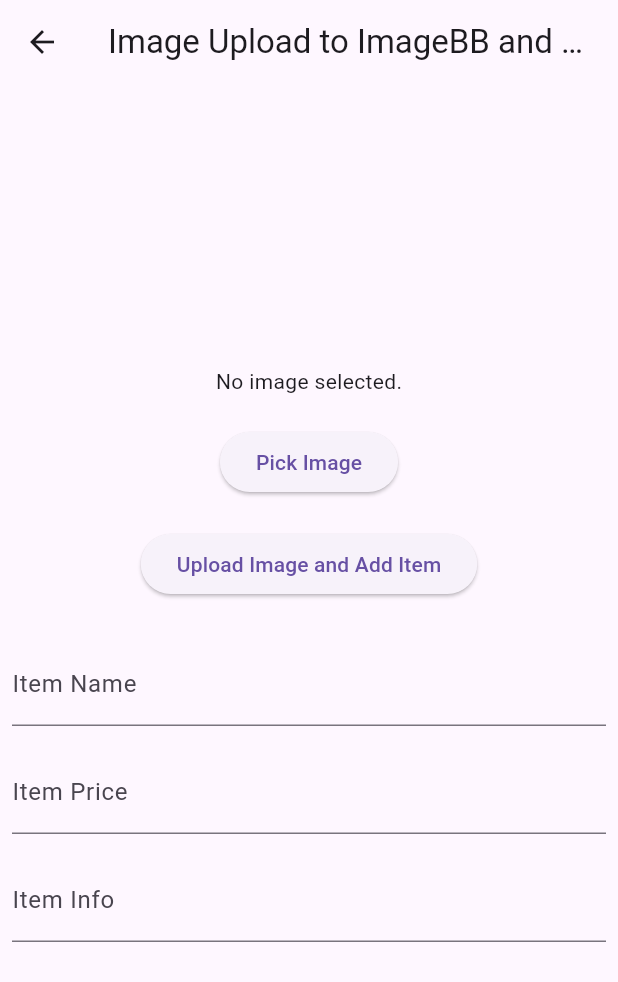
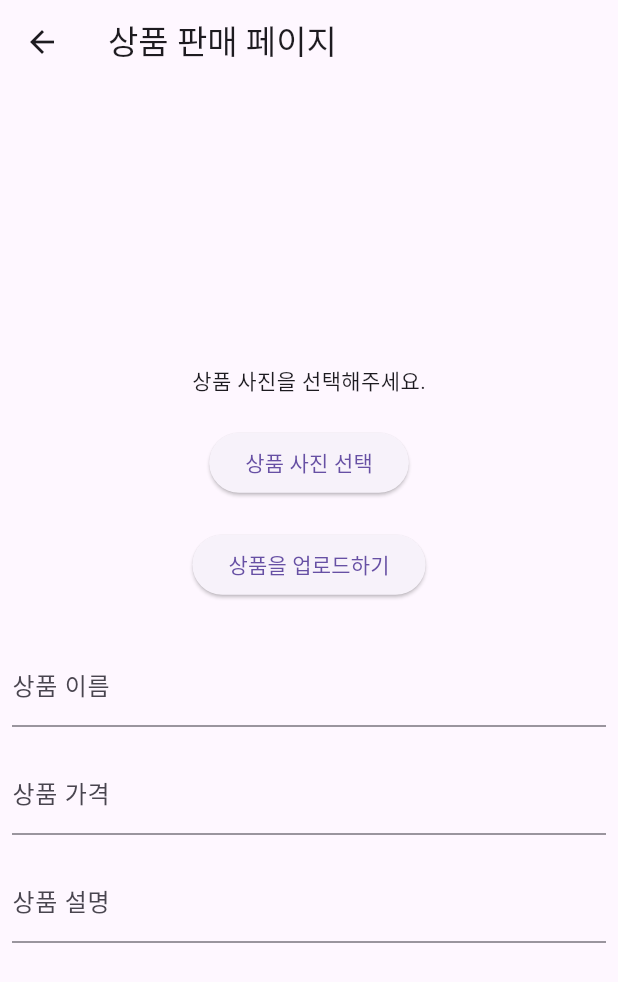
Before and after one commit to fufckddl/Market, a Flutter app: the ImageUploadPage screen opened directly with empty values, on a phone screen of 412 x 824 dp. Shown: the top 982 px of the screen. Run offline on Flutter 3.47's test engine with Material 3 defaults, Android fonts, the phone set to English and light mode, and no system bars; our stand-ins replace cloud_firestore, file_picker, firebase_auth, firebase_core, firebase_database; accounts and stored records are empty; network calls fail.

Commit message:
- 구매 완료시 데이터베이스 내에서 필드 제거 - 문자 : 영어 -> 한국어

```diff
--- a/lib/account/login.dart
+++ b/lib/account/login.dart
@@ -52,18 +52,18 @@ class _LoginScreenState extends State<LoginScreen> {
   @override
   Widget build(BuildContext context) {
     return Scaffold(
-      appBar: AppBar(title: Text('Login')),
+      appBar: AppBar(title: Text('로그인')),
       body: Padding(
         padding: const EdgeInsets.all(16.0),
         child: Column(
           children: [
             TextField(
               controller: _idController,
-              decoration: InputDecoration(labelText: 'ID'),
+              decoration: InputDecoration(labelText: '아이디'),
             ),
             TextField(
               controller: _passwordController,
-              decoration: InputDecoration(labelText: 'Password'),
+              decoration: InputDecoration(labelText: '비밀번호'),
               obscureText: true,
             ),
             SizedBox(height: 16),
--- a/lib/account/register.dart
+++ b/lib/account/register.dart
@@ -130,21 +130,21 @@ class _SignUpPageState extends State<SignUpPage> {
           children: [
             TextField(
               controller: _idController,
-              decoration: InputDecoration(labelText: 'ID'),
+              decoration: InputDecoration(labelText: '아이디'),
             ),
             TextField(
               controller: _passwordController,
-              decoration: InputDecoration(labelText: 'Password'),
+              decoration: InputDecoration(labelText: '비밀번호'),
               obscureText: true,
               keyboardType: TextInputType.number,
             ),
             TextField(
               controller: _nameController,
-              decoration: InputDecoration(labelText: 'Name'),
+              decoration: InputDecoration(labelText: '이름'),
             ),
             TextField(
               controller: _emailController,
-              decoration: InputDecoration(labelText: 'Email'),
+              decoration: InputDecoration(labelText: '이메일'),
               keyboardType: TextInputType.emailAddress,
             ),
             SizedBox(height: 20),
--- a/lib/account/signup.dart
+++ b/lib/account/signup.dart
@@ -43,7 +43,7 @@ class _SignUpPageState extends State<SignUpPage> {
   Widget build(BuildContext context) {
     return Scaffold(
       appBar: AppBar(
-        title: Text('Sign Up'),
+        title: Text('회원가입'),
       ),
       body: Padding(
         padding: EdgeInsets.all(16.0),
@@ -51,27 +51,27 @@ class _SignUpPageState extends State<SignUpPage> {
           children: <Widget>[
             TextField(
               controller: _idController,
-              decoration: InputDecoration(labelText: 'ID'),
+              decoration: InputDecoration(labelText: '아이디'),
             ),
             TextField(
               controller: _passwordController,
-              decoration: InputDecoration(labelText: 'Password'),
+              decoration: InputDecoration(labelText: '비밀번호'),
             ),
             TextField(
               controller: _nameController,
-              decoration: InputDecoration(labelText: 'Name'),
+              decoration: InputDecoration(labelText: '이름'),
             ),
             TextField(
               controller: _emailController,
-              decoration: InputDecoration(labelText: 'Email'),
+              decoration: InputDecoration(labelText: '이메일'),
             ),
             TextField(
               controller: _moneyController,
-              decoration: InputDecoration(labelText: 'money'),
+              decoration: InputDecoration(labelText: '자금'),
             ),
             ElevatedButton(
               onPressed: _signUp,
-              child: Text('Sign Up'),
+              child: Text('회원가입'),
             ),
           ],
         ),
--- a/lib/auth_service.dart
+++ b/lib/auth_service.dart
@@ -41,7 +41,7 @@ class _SignUpPageState extends State<SignUpPage> {
   Widget build(BuildContext context) {
     return Scaffold(
       appBar: AppBar(
-        title: Text('Sign Up'),
+        title: Text('회원가입'),
       ),
       body: Padding(
         padding: EdgeInsets.all(16.0),
@@ -49,27 +49,27 @@ class _SignUpPageState extends State<SignUpPage> {
           children: <Widget>[
             TextField(
               controller: _idController,
-              decoration: InputDecoration(labelText: 'ID'),
+              decoration: InputDecoration(labelText: '아이디'),
             ),
             TextField(
               controller: _passwordController,
-              decoration: InputDecoration(labelText: 'Password'),
+              decoration: InputDecoration(labelText: '비밀번호'),
             ),
             TextField(
               controller: _nameController,
-              decoration: InputDecoration(labelText: 'Name'),
+              decoration: InputDecoration(labelText: '이름'),
             ),
             TextField(
               controller: _emailController,
-              decoration: InputDecoration(labelText: 'Email'),
+              decoration: InputDecoration(labelText: '이메일'),
             ),
             TextField(
               controller: _moneyController,
-              decoration: InputDecoration(labelText: 'money'),
+              decoration: InputDecoration(labelText: '자금'),
             ),
             ElevatedButton(
               onPressed: _signUp,
-              child: Text('Sign Up'),
+              child: Text('회원가입'),
             ),
           ],
         ),
--- a/lib/items/LoadItem.dart
+++ b/lib/items/LoadItem.dart
@@ -2,21 +2,21 @@ import 'package:flutter/material.dart';
 import 'package:cloud_firestore/cloud_firestore.dart';
 
 class ItemListPage extends StatelessWidget {
-  final String userId; // 사용자의 ID를 저장하는 변수
+  final String userId;
 
-  ItemListPage({required this.userId}); // 생성자를 통해 사용자의 ID를 전달받음
+  ItemListPage({required this.userId});
 
   @override
   Widget build(BuildContext context) {
     return Scaffold(
       appBar: AppBar(
-        title: Text('Items List'),
+        title: Text('상품 목록'),
       ),
       body: StreamBuilder<QuerySnapshot>(
         stream: FirebaseFirestore.instance.collection('item_list').snapshots(),
         builder: (context, snapshot) {
           if (snapshot.hasError) {
-            return Center(child: Text('Error: ${snapshot.error}'));
+            return Center(child: Text('오류: ${snapshot.error}'));
           }
           if (snapshot.connectionState == ConnectionState.waiting) {
             return Center(child: CircularProgressIndicator());
@@ -32,11 +32,12 @@ class ItemListPage extends StatelessWidget {
 
               return ListTile(
                 leading: Image.network(data['item_img_url']),
-                title: Text(data['item_name']),
-                subtitle: Text(data['item_info']),
-                trailing: Text('${data['item_price']}원'),
+                title: Text('상품 명: ' + data['item_name']),
+                subtitle: Text('상품 설명: ' + data['item_info']),
+                trailing: Text('가격: ${data['item_price']}원'),
                 onTap: () {
-                  _showPurchaseDialog(context, data['item_name'], data['item_price'], data['item_seller']);
+                  // 여기에서 item.id를 _showPurchaseDialog 함수에 전달합니다.
+                  _showPurchaseDialog(context, data['item_name'], data['item_price'], data['item_seller'], item.id);
                 },
               );
             },
@@ -46,10 +47,10 @@ class ItemListPage extends StatelessWidget {
     );
   }
 
-  void _showPurchaseDialog(BuildContext context, String itemName, int itemPrice, String sellerId) async {
+  void _showPurchaseDialog(BuildContext context, String itemName, int itemPrice, String sellerId, String itemId) async {
     if (userId == sellerId) {
       _showErrorDialog(context, '자신의 물품은 구매/판매 할 수 없습니다.');
-      return; // 구매자와 판매자가 같은 경우, 다이얼로그를 띄우지 않고 리턴
+      return;
     }
 
     showDialog(
@@ -74,7 +75,6 @@ class ItemListPage extends StatelessWidget {
                   print('userId: $userId');
                   print('sellerId: $sellerId');
 
-                  // 사용자 문서를 쿼리로 가져오기
                   final userQuerySnapshot = await FirebaseFirestore.instance
                       .collection('user_info')
                       .where('id', isEqualTo: userId)
@@ -97,9 +97,6 @@ class ItemListPage extends StatelessWidget {
                   final userMoney = userDoc.data()?['money'];
                   final sellerMoney = sellerDoc.data()?['money'];
 
-                  print('userMoney: $userMoney');
-                  print('sellerMoney: $sellerMoney');
-
                   if (userMoney == null || sellerMoney == null) {
                     _showErrorDialog(context, '금액 정보를 가져올 수 없습니다.');
                     return;
@@ -113,10 +110,13 @@ class ItemListPage extends StatelessWidget {
                   await FirebaseFirestore.instance.runTransaction((transaction) async {
                     transaction.update(userDoc.reference, {'money': userMoney - totalPrice});
                     transaction.update(sellerDoc.reference, {'money': sellerMoney + totalPrice});
+
+                    // 여기에서 특정 아이템의 ID를 사용하여 Firestore에서 해당 아이템을 삭제합니다.
+                    await transaction.delete(FirebaseFirestore.instance.collection('item_list').doc(itemId));
                   });
+                  Navigator.of(context).pop(); // 다이얼로그 닫기
+                  _showSuccessDialog(context, '구매가 완료되었습니다.');
 
-                  _showSuccessDialog(context, '구매가 완료되었습니다.');
-                  Navigator.of(context).pop(); // 다이얼로그 닫기
                 } catch (e) {
                   print('Error: $e');
                   _showErrorDialog(context, '오류가 발생했습니다: $e');
@@ -148,8 +148,10 @@ class ItemListPage extends StatelessWidget {
       },
     );
   }
+}
 
-  void _showSuccessDialog(BuildContext context, String message) {
+
+void _showSuccessDialog(BuildContext context, String message) {
     showDialog(
       context: context,
       builder: (BuildContext context) {
@@ -168,10 +170,3 @@ class ItemListPage extends StatelessWidget {
       },
     );
   }
-}
-
-void main() {
-  runApp(MaterialApp(
-    home: ItemListPage(userId: 'dlckdfuf'),
-  ));
-}
--- a/lib/items/UploadItem.dart
+++ b/lib/items/UploadItem.dart
@@ -143,7 +143,7 @@ class _ImageUploadPageState extends State<ImageUploadPage> {
   Widget build(BuildContext context) {
     return Scaffold(
       appBar: AppBar(
-        title: Text('Image Upload to ImageBB and Firestore'),
+        title: Text('상품 판매 페이지'),
       ),
       body: Center(
         child: SingleChildScrollView(
@@ -151,41 +151,45 @@ class _ImageUploadPageState extends State<ImageUploadPage> {
             mainAxisAlignment: MainAxisAlignment.center,
             children: <Widget>[
               _imageData == null
-                  ? Text('No image selected.')
-                  : Image.memory(_imageData!),
+                  ? Text('상품 사진을 선택해주세요.')
+                  : Image.memory(
+                _imageData!,
+                width: 300,
+                height: 300,
+                ),
               SizedBox(height: 20),
               ElevatedButton(
                 onPressed: _pickImage,
-                child: Text('Pick Image'),
+                child: Text('상품 사진 선택'),
               ),
               SizedBox(height: 20),
               ElevatedButton(
                 onPressed: _uploadImage,
-                child: Text('Upload Image and Add Item'),
+                child: Text('상품을 업로드하기'),
               ),
               SizedBox(height: 20),
               _uploadedImageUrl == null
                   ? Container()
-                  : SelectableText('Uploaded Image URL: $_uploadedImageUrl'),
+                  : SelectableText('상품이미지 저장 경로: $_uploadedImageUrl'),
               Padding(
                 padding: const EdgeInsets.all(8.0),
                 child: TextField(
                   controller: _nameController,
-                  decoration: InputDecoration(labelText: 'Item Name'),
+                  decoration: InputDecoration(labelText: '상품 이름'),
                 ),
               ),
               Padding(
                 padding: const EdgeInsets.all(8.0),
                 child: TextField(
                   controller: _priceController,
-                  decoration: InputDecoration(labelText: 'Item Price'),
+                  decoration: InputDecoration(labelText: '상품 가격'),
                 ),
               ),
               Padding(
                 padding: const EdgeInsets.all(8.0),
                 child: TextField(
                   controller: _infoController,
-                  decoration: InputDecoration(labelText: 'Item Info'),
+                  decoration: InputDecoration(labelText: '상품 설명'),
                 ),
               ),
             ],
--- a/lib/page/afterloginhome.dart
+++ b/lib/page/afterloginhome.dart
@@ -143,7 +143,7 @@ class _HomePageState extends State<HomePage> with WidgetsBindingObserver {
                   await _auth.signOut();
                   Navigator.of(context).popUntil((route) => route.isFirst);
                 },
-                child: Text('Logout'),
+                child: Text('로그아웃'),
               ),
             ),
             ListTile(
--- a/lib/sub/MyAccount.dart
+++ b/lib/sub/MyAccount.dart
@@ -16,7 +16,7 @@ class _MyItemsPageState extends State<MyItemsPage> {
   Widget build(BuildContext context) {
     return Scaffold(
       appBar: AppBar(
-        title: Text('My Items'),
+        title: Text('나의 판매목록'),
       ),
       body: FutureBuilder(
         future: _fetchUserItems(),
@@ -28,7 +28,7 @@ class _MyItemsPageState extends State<MyItemsPage> {
             return Center(child: Text('Error: ${snapshot.error}'));
           }
           if (!snapshot.hasData || snapshot.data!.docs.isEmpty) {
-            return Center(child: Text('No items found.'));
+            return Center(child: Text('이미지를 찾을 수 없습니다.'));
           }
 
           // 사용자가 올린 상품 목록을 보여주는 ListView
@@ -50,8 +50,8 @@ class _MyItemsPageState extends State<MyItemsPage> {
                       fit: BoxFit.cover,
                     )
                         : Icon(Icons.image), // 이미지가 없는 경우 기본 아이콘 표시
-                    title: Text(data['item_name']),
-                    subtitle: Text('Price: ${data['item_price']}원'),
+                    title: Text('상품명: ' + data['item_name']),
+                    subtitle: Text('가격: ${data['item_price']}원'),
                   ),
                   Divider(), // 리스트 항목 간 구분선 추가
                 ],
```
Also changed, not shown: lib/main.dart (+1 -25 lines).
